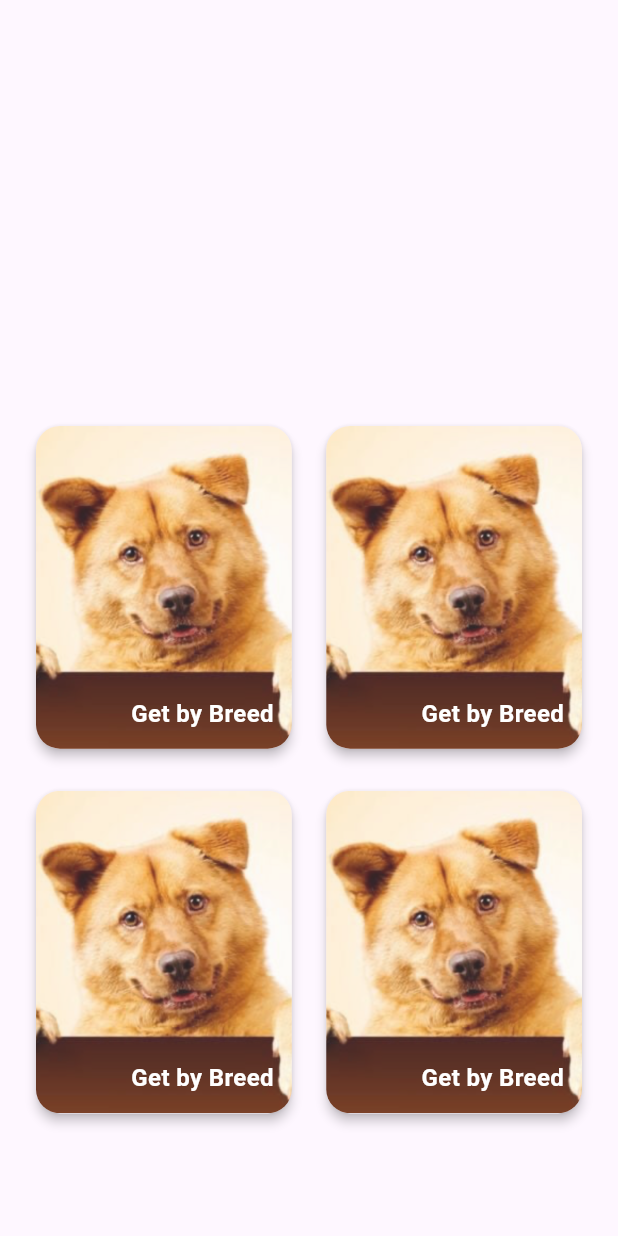
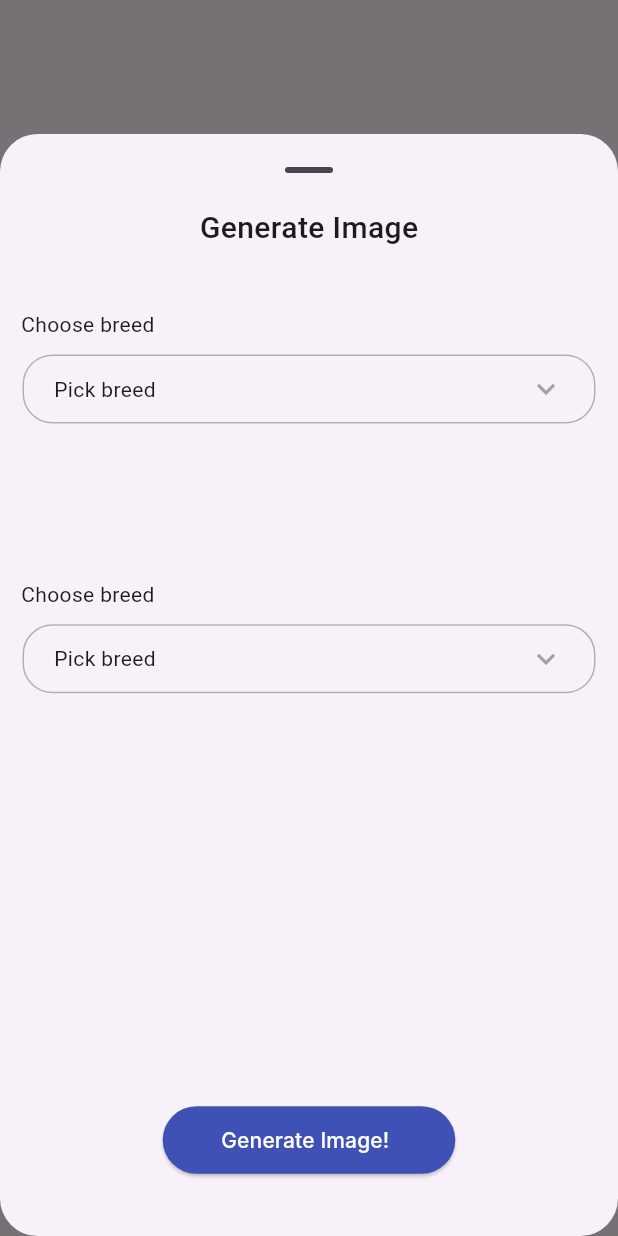
Before and after one commit to siiimaay/pick-your-dog, a Flutter app: the screen it shows after launch, after a tap on "Get by Breed", on a phone screen of 412 x 824 dp. Run offline on Flutter 3.47's test engine with Material 2 defaults, Android fonts, the phone set to English and light mode, and no system bars; our stand-ins replace dio; generated files the repository leaves out were written again; Roboto replaces fonts that are missing (Inter).

Commit message:
add dropdown and modal bottom sheet for image generation

```diff
--- /dev/null
+++ b/lib/features/dashboard/presentation/common_widgets/dropdown.dart
@@ -0,0 +1,116 @@
+import 'package:flutter/material.dart';
+
+class Dropdown<T> extends StatefulWidget {
+  final List<T> items;
+  final String hint;
+  final Function(List<T>) onSelectedItemsChanged;
+  final List<T> selectedItems;
+
+  const Dropdown({
+    super.key,
+    required this.items,
+    required this.hint,
+    required this.onSelectedItemsChanged,
+    required this.selectedItems,
+  });
+
+  @override
+  DropdownState createState() => DropdownState<T>();
+}
+
+class DropdownState<T> extends State<Dropdown<T>> {
+  bool _isExpanded = false;
+  String selectedItem = "";
+
+  @override
+  Widget build(BuildContext context) {
+    return Column(
+      children: [
+        Expanded(
+          child: Container(
+            padding: const EdgeInsets.symmetric(horizontal: 15),
+            child: Column(
+              mainAxisAlignment: MainAxisAlignment.start,
+              children: [
+                GestureDetector(
+                  onTap: () {
+                    setState(() {
+                      _isExpanded = !_isExpanded;
+                    });
+                  },
+                  child: Container(
+                    padding: const EdgeInsets.symmetric(
+                        horizontal: 20.0, vertical: 10),
+                    decoration: BoxDecoration(
+                      border: Border.all(color: const Color(0xffb2b2b2)),
+                      borderRadius: BorderRadius.circular(20.0),
+                    ),
+                    child: Row(
+                      children: [
+                        Expanded(
+                          child: Text(
+                            selectedItem.isEmpty
+                                ? widget.hint
+                                : selectedItem.toString(),
+                          ),
+                        ),
+                        Icon(
+                          _isExpanded
+                              ? Icons.keyboard_arrow_up
+                              : Icons.keyboard_arrow_down,
+                          color: const Color(0xffa2a2a2),
+                        ),
+                      ],
+                    ),
+                  ),
+                ),
+                const SizedBox(height: 8),
+                if (_isExpanded)
+                  Flexible(
+                    fit: FlexFit.tight,
+                    child: Container(
+                      padding: const EdgeInsets.symmetric(
+                          horizontal: 20.0, vertical: 0),
+                      decoration: BoxDecoration(
+                        border: Border.all(color: Colors.grey),
+                        borderRadius: BorderRadius.circular(15.0),
+                      ),
+                      child: Padding(
+                        padding: EdgeInsets.zero,
+                        child: ListView.builder(
+                          padding: EdgeInsets.zero,
+                          itemCount: widget.items.length,
+                          itemBuilder: (context, index) {
+                            final item = widget.items[index];
+                            return ListTile(
+                              contentPadding: EdgeInsets.zero,
+                              title: Text(item as String),
+                              trailing: selectedItem == item
+                                  ? const Icon(
+                                      Icons.check_circle,
+                                    )
+                                  : null,
+                              onTap: () {
+                                setState(() {
+                                  _isExpanded = !_isExpanded;
+                                  if (selectedItem == item) {
+                                    selectedItem = "";
+                                  } else {
+                                    selectedItem = item;
+                                  }
+                                });
+                              },
+                            );
+                          },
+                        ),
+                      ),
+                    ),
+                  ),
+              ],
+            ),
+          ),
+        ),
+      ],
+    );
+  }
+}
--- /dev/null
+++ b/lib/features/dashboard/presentation/common_widgets/submit_button.dart
@@ -0,0 +1,56 @@
+import 'package:flutter/material.dart';
+
+class SubmitButton extends StatelessWidget {
+  final String buttonText;
+  final Function()? onPressed;
+  final Widget? suffixIcon;
+  final Color color;
+  final EdgeInsetsGeometry? padding;
+  final Color? borderColor;
+  final Size? buttonSize;
+  final Color? textColor;
+
+  const SubmitButton({
+    super.key,
+    required this.buttonText,
+    required this.onPressed,
+    required this.color,
+    this.suffixIcon,
+    this.padding,
+    this.borderColor,
+    this.buttonSize,
+    this.textColor,
+  });
+
+  @override
+  Widget build(BuildContext context) {
+    return ElevatedButton(
+      style: ElevatedButton.styleFrom(
+          minimumSize: buttonSize ?? const Size(120, 45),
+          backgroundColor: color,
+          side:
+              BorderSide(color: borderColor ?? Colors.transparent, width: 0.5)),
+      onPressed: onPressed,
+      child: Row(
+        mainAxisSize: MainAxisSize.min,
+        mainAxisAlignment: MainAxisAlignment.spaceAround,
+        children: [
+          Flexible(
+            fit: FlexFit.loose,
+            flex: 3,
+            child: Padding(
+              padding: const EdgeInsets.symmetric(horizontal: 15),
+              child: Text(buttonText,
+                  style: TextStyle(
+                    fontFamily: 'Inter',
+                    color: textColor ?? Colors.white,
+                  )),
+            ),
+          ),
+          const SizedBox(width: 5),
+          if (suffixIcon != null) suffixIcon!,
+        ],
+      ),
+    );
+  }
+}
--- a/lib/main.dart
+++ b/lib/main.dart
@@ -1,5 +1,8 @@
 import 'package:flutter/material.dart';
 import 'package:pick_your_dog/features/dashboard/presentation/common_widgets/card_button.dart';
+import 'package:pick_your_dog/features/dashboard/presentation/common_widgets/dropdown.dart';
+
+import 'features/dashboard/presentation/common_widgets/submit_button.dart';
 
 void main() {
   runApp(const MyApp());
@@ -15,7 +18,7 @@ class MyApp extends StatelessWidget {
         colorScheme: ColorScheme.fromSeed(seedColor: Colors.deepPurple),
         useMaterial3: true,
       ),
-      home: MyHomePage(
+      home: const MyHomePage(
         title: "Pick your dog",
       ),
     );
@@ -36,22 +39,97 @@ class _MyHomePageState extends State<MyHomePage> {
   Widget build(BuildContext context) {
     return Scaffold(
       body: Container(
-        padding: EdgeInsets.only(top: 280),
+        padding: const EdgeInsets.only(top: 280),
         child: GridView.count(
-          physics: NeverScrollableScrollPhysics(),
+          physics: const NeverScrollableScrollPhysics(),
           crossAxisCount: 2,
           mainAxisSpacing: 20,
           childAspectRatio: 0.8,
           crossAxisSpacing: 15,
-          padding: EdgeInsets.symmetric(horizontal: 20),
+          padding: const EdgeInsets.symmetric(horizontal: 20),
           children: List.generate(
               4,
               (index) => CardButton(
                     content: "Hey",
-                    onPressed: () {},
+                    onPressed: () => showBottomSheet(context),
                   )),
         ),
       ),
     );
   }
 }
+
+void showBottomSheet(BuildContext context) {
+  showModalBottomSheet<void>(
+    isScrollControlled: true,
+    enableDrag: true,
+    useSafeArea: true,
+    showDragHandle: true,
+    shape: RoundedRectangleBorder(
+      borderRadius: BorderRadius.circular(25.0),
+    ),
+    context: context,
+    builder: (context) {
+      return SingleChildScrollView(
+        child: Container(
+            height: MediaQuery.of(context).size.height / 1.2,
+            decoration: const BoxDecoration(
+              borderRadius: BorderRadius.only(
+                topLeft: Radius.circular(20),
+                topRight: Radius.circular(20),
+                bottomLeft: Radius.zero,
+                bottomRight: Radius.zero,
+              ),
+            ),
+            child: Column(
+              mainAxisSize: MainAxisSize.min,
+              crossAxisAlignment: CrossAxisAlignment.start,
+              children: [
+                const Center(
+                  child: Text(
+                    "Generate Image",
+                    style: TextStyle(fontSize: 20, fontWeight: FontWeight.w500),
+                  ),
+                ),
+                const SizedBox(height: 30),
+                const Padding(
+                  padding: EdgeInsets.symmetric(vertical: 10, horizontal: 14),
+                  child: Text("Choose breed"),
+                ),
+                Flexible(
+                  child: Dropdown(
+                    items: ["items", "items2", "items2", "items2"],
+                    hint: "Pick breed",
+                    onSelectedItemsChanged: (List<String> items) {},
+                    selectedItems: ["items"],
+                  ),
+                ),
+                const Padding(
+                  padding: EdgeInsets.symmetric(vertical: 10, horizontal: 14),
+                  child: Text("Choose breed"),
+                ),
+                Flexible(
+                  child: Dropdown(
+                    items: ["items", "items2", "items2", "items2"],
+                    hint: "Pick breed",
+                    onSelectedItemsChanged: (List<String> items) {},
+                    selectedItems: ["items"],
+                  ),
+                ),
+                Spacer(),
+                Center(
+                  child: Padding(
+                    padding: const EdgeInsets.all(40.0),
+                    child: SubmitButton(
+                      buttonText: 'Generate Image!',
+                      onPressed: () {},
+                      color: Colors.indigo,
+                    ),
+                  ),
+                )
+              ],
+            )),
+      );
+    },
+  );
+}
```
